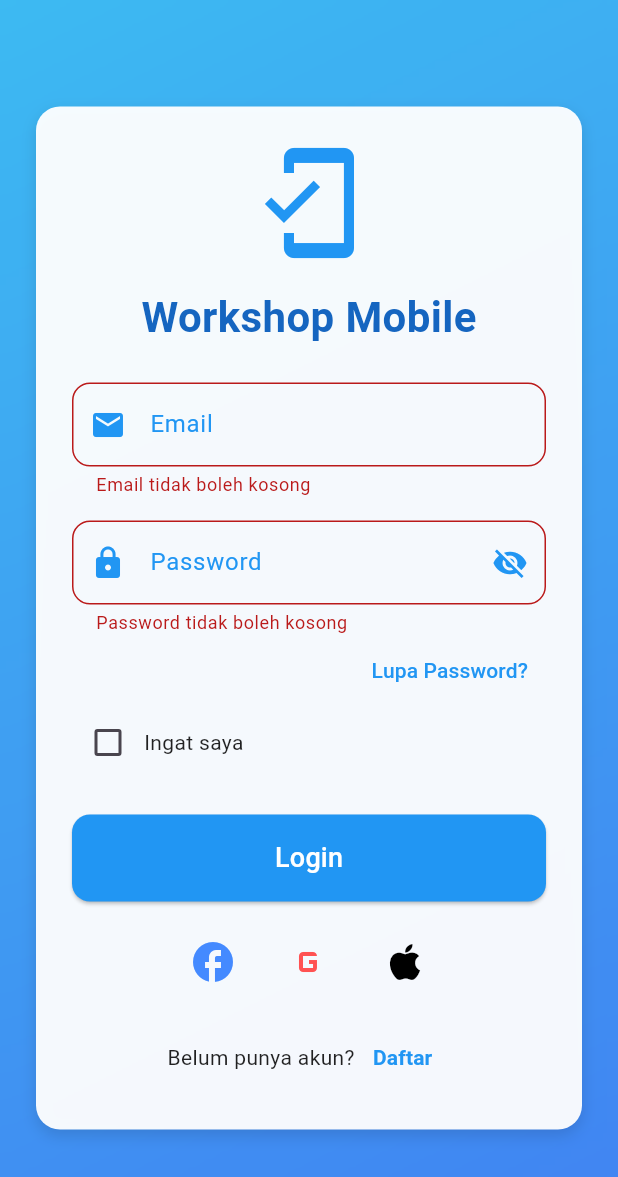
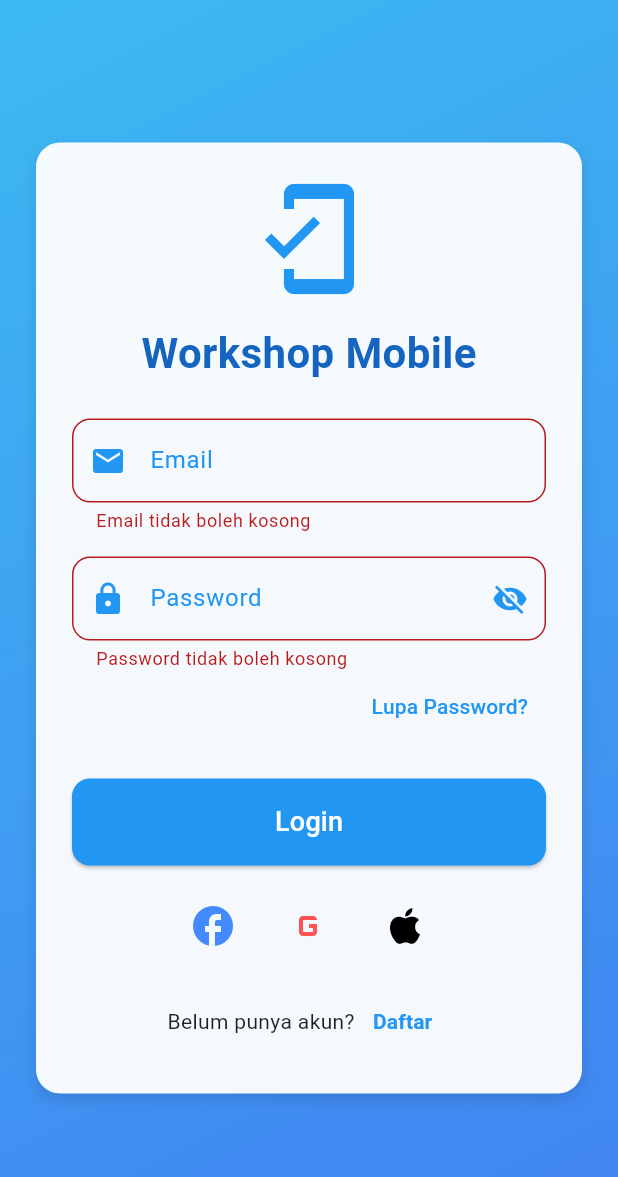
Before and after one commit to pakelcomedy/Workshop_MobileFW, a Flutter app: the screen it shows after launch, after a tap on "Login", on a phone screen of 412 x 824 dp. Shown: the top 1177 px of the screen. Run offline on Flutter 3.47's test engine with Material 3 defaults, Android fonts, the phone set to English and light mode, and no system bars.

Commit message:
Push Tugas

```diff
--- a/lib/login/login_page.dart
+++ b/lib/login/login_page.dart
@@ -59,7 +59,7 @@ class _LoginPageState extends State<LoginPage> with SingleTickerProviderStateMix
       // Simulate API delay
       await Future.delayed(Duration(seconds: 2));
 
-      if (_emailController.text == "user@example.com" && _passwordController.text == "password") {
+      if (_emailController.text == "habi@gmail.com" && _passwordController.text == "password") {
         Navigator.pushReplacementNamed(context, '/home');
       } else {
         ScaffoldMessenger.of(context).showSnackBar(
@@ -153,23 +153,6 @@ class _LoginPageState extends State<LoginPage> with SingleTickerProviderStateMix
     );
   }
 
-  // "Remember Me" checkbox
-  Widget _buildRememberMeCheckbox() {
-    return Row(
-      children: [
-        Checkbox(
-          activeColor: Colors.blue,
-          value: _rememberMe,
-          onChanged: (value) {
-            setState(() {
-              _rememberMe = value ?? false;
-            });
-          },
-        ),
-        Text("Ingat saya", style: TextStyle(color: Colors.black87))
-      ],
-    );
-  }
 
   // "Forgot Password?" link with reset password bottom sheet
   Widget _buildForgotPassword() {
@@ -321,7 +304,6 @@ class _LoginPageState extends State<LoginPage> with SingleTickerProviderStateMix
                       SizedBox(height: 16),
                       _buildPasswordField(),
                       _buildForgotPassword(),
-                      _buildRememberMeCheckbox(),
                       SizedBox(height: 24),
                       _buildLoginButton(),
                       SizedBox(height: 16),
--- a/lib/register/register_page.dart
+++ b/lib/register/register_page.dart
@@ -1,6 +1,6 @@
 import 'dart:ui';
 import 'package:flutter/material.dart';
-import 'package:intl/intl.dart'; // Ensure that the intl dependency is added in pubspec.yaml
+import 'package:intl/intl.dart';
 
 class RegisterPage extends StatefulWidget {
   const RegisterPage({Key? key}) : super(key: key);
@@ -30,7 +30,7 @@ class _RegisterPageState extends State<RegisterPage> {
   // Gender options
   final List<String> _genderOptions = ['Laki-laki', 'Perempuan', 'Lainnya'];
 
-  // Date formatter for birthday
+  // Date formatter
   final DateFormat _dateFormat = DateFormat('dd-MM-yyyy');
 
   @override
```
Also changed, not shown: lib/model/mata_kuliah.dart (added, +26 -0 lines), pubspec.yaml (+6 -16 lines), lib/model/mahasiswa.dart (added), lib/model/mata_kuliah.g.dart (added), pubspec.lock.
